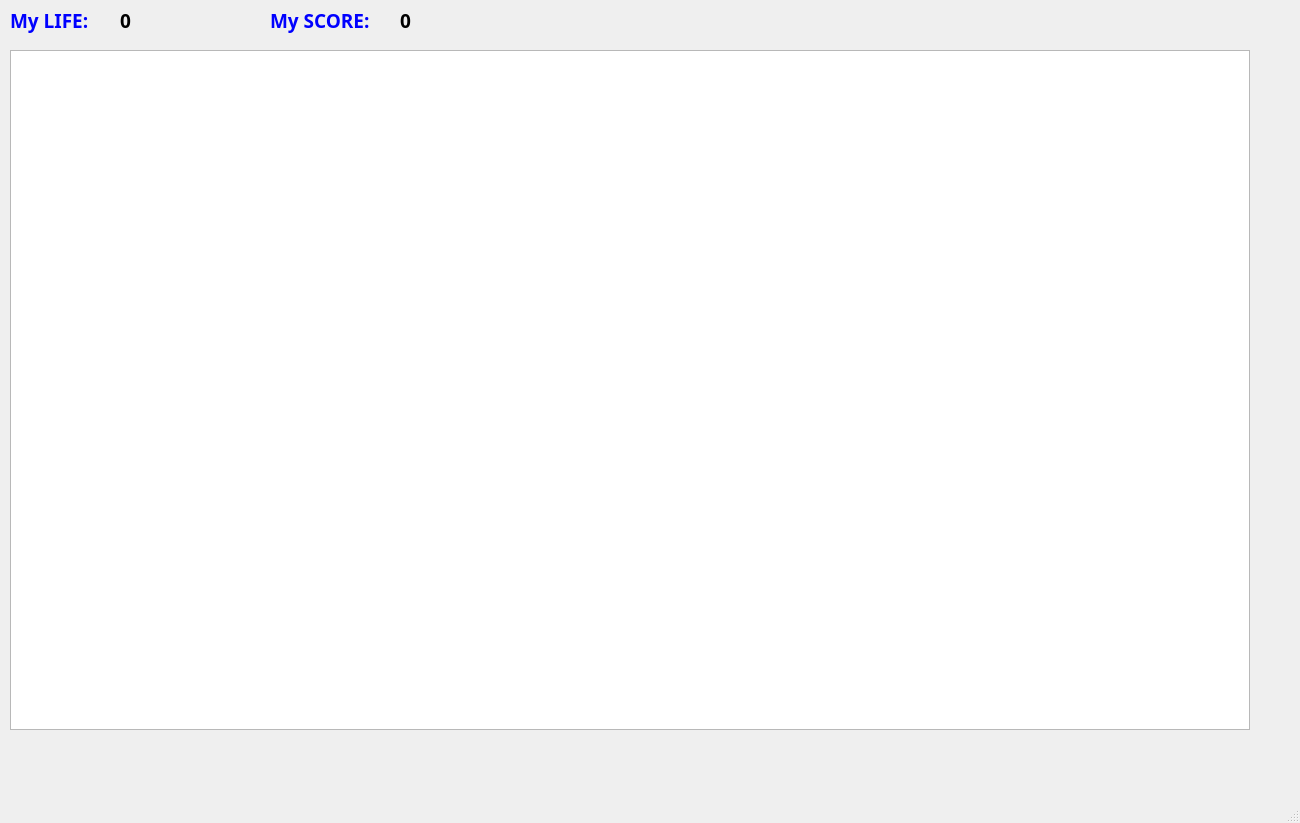
Old version of the form CODIFICACIÓN/Ragnarok/levelwindow.ui in the repository 29022020/PROYECTO-FINAL.
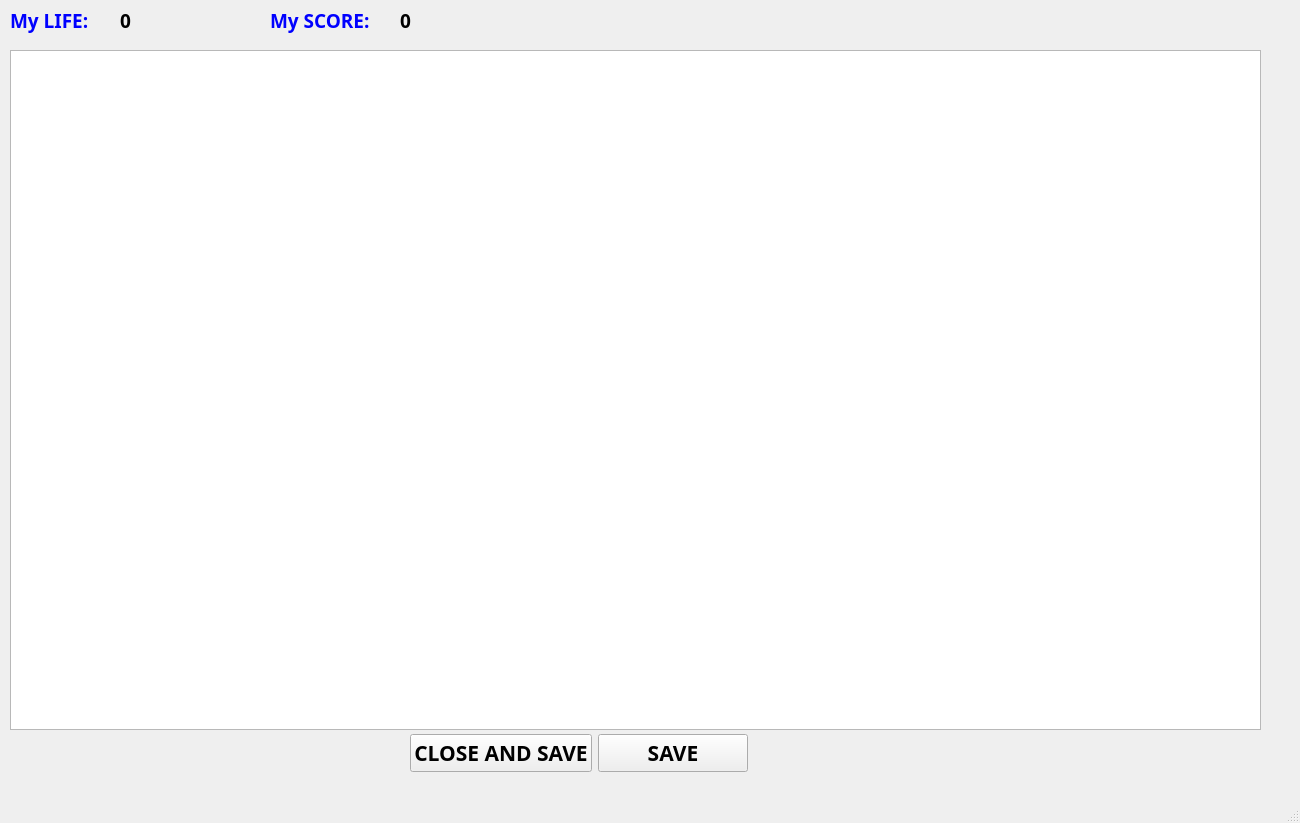
New version of the form.

```diff
--- a/CODIFICACIÓN/Ragnarok/levelwindow.ui
+++ b/CODIFICACIÓN/Ragnarok/levelwindow.ui
@@ -19,7 +19,7 @@
      <rect>
       <x>10</x>
       <y>50</y>
-      <width>1240</width>
+      <width>1251</width>
       <height>680</height>
      </rect>
     </property>
@@ -108,6 +108,48 @@
      <string>0</string>
     </property>
    </widget>
+   <widget class="QWidget" name="">
+    <property name="geometry">
+     <rect>
+      <x>410</x>
+      <y>730</y>
+      <width>338</width>
+      <height>47</height>
+     </rect>
+    </property>
+    <layout class="QHBoxLayout" name="horizontalLayout">
+     <item>
+      <widget class="QPushButton" name="CSpushButton">
+       <property name="font">
+        <font>
+         <family>Nunito Black</family>
+         <pointsize>16</pointsize>
+         <weight>75</weight>
+         <bold>true</bold>
+        </font>
+       </property>
+       <property name="text">
+        <string>CLOSE AND SAVE</string>
+       </property>
+      </widget>
+     </item>
+     <item>
+      <widget class="QPushButton" name="SpushButton">
+       <property name="font">
+        <font>
+         <family>Nunito Black</family>
+         <pointsize>16</pointsize>
+         <weight>75</weight>
+         <bold>true</bold>
+        </font>
+       </property>
+       <property name="text">
+        <string>SAVE</string>
+       </property>
+      </widget>
+     </item>
+    </layout>
+   </widget>
   </widget>
   <widget class="QMenuBar" name="menubar">
    <property name="geometry">
```
